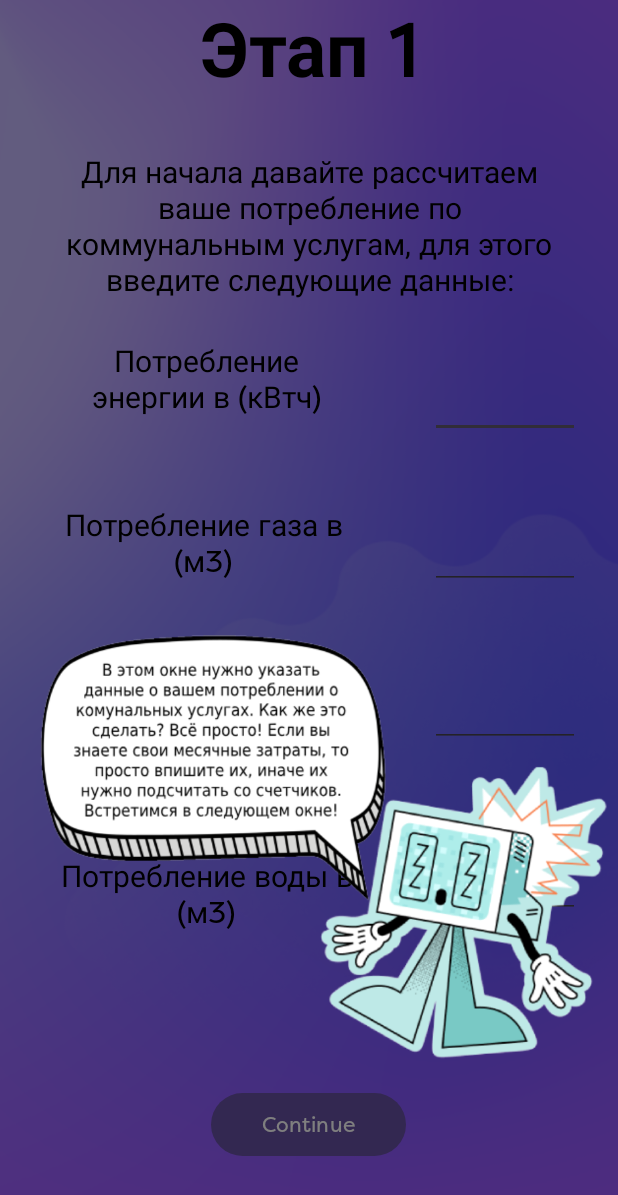
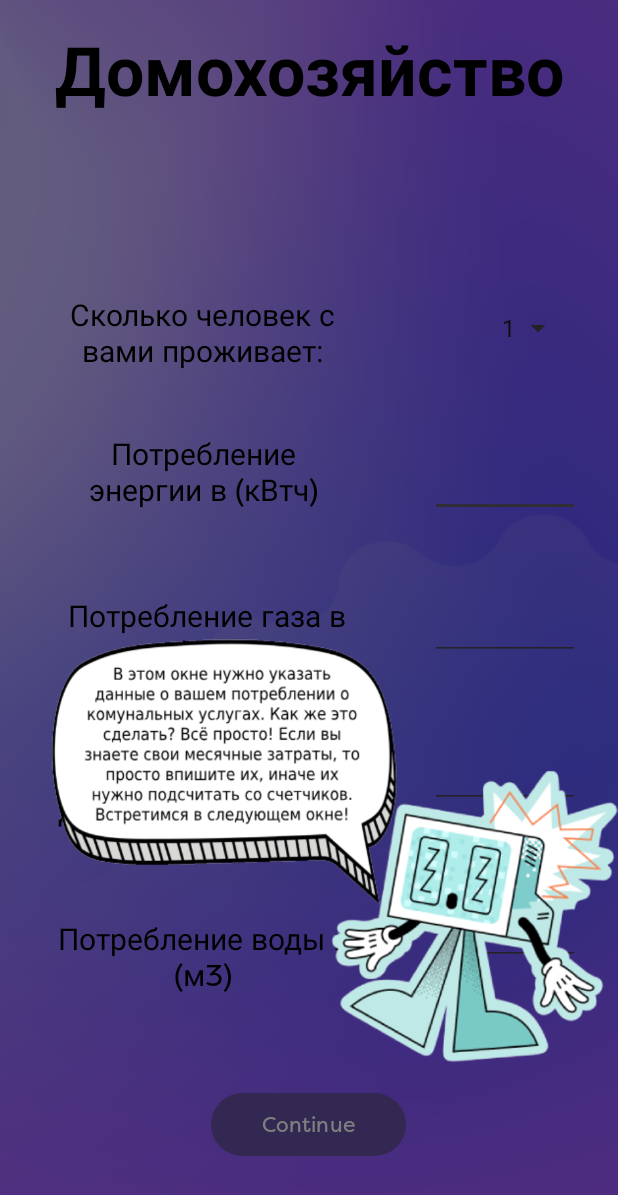
Before and after one commit to GhOsTiK56/University_Kurs2_EcoLog, an Android app: the Emissions_Communal screen opened directly, with no data from a screen before it, on a phone screen of 412 x 824 dp. Shown: the top 1195 px of the screen. Run offline under Robolectric (Android 15) with nearby library versions, the phone set to English and light mode, and no system bars.

Commit message:
Commit 13 Че то поделал, че то потыкал

```diff
--- a/app/src/main/AndroidManifest.xml
+++ b/app/src/main/AndroidManifest.xml
@@ -12,6 +12,12 @@
         android:supportsRtl="true"
         android:theme="@style/Theme.EcoLog"
         tools:targetApi="31">
+        <activity
+            android:name=".Main_Activity.Settings_Activity"
+            android:exported="false" />
+        <activity
+            android:name=".Main_Activity.Recomendation_Activity"
+            android:exported="false" />
         <activity
             android:name=".Main_Activity.StatisticsActivity"
             android:exported="false" />
--- a/app/src/main/res/layout/emissions_communal.xml
+++ b/app/src/main/res/layout/emissions_communal.xml
@@ -18,10 +18,10 @@
         android:textSize="20sp"
         app:layout_constraintBottom_toBottomOf="parent"
         app:layout_constraintEnd_toStartOf="@+id/Water"
-        app:layout_constraintHorizontal_bias="0.43"
+        app:layout_constraintHorizontal_bias="0.406"
         app:layout_constraintStart_toStartOf="parent"
         app:layout_constraintTop_toBottomOf="@+id/Text_Third"
-        app:layout_constraintVertical_bias="0.645" />
+        app:layout_constraintVertical_bias="0.703" />
 
     <TextView
         android:id="@+id/textView4"
@@ -34,26 +34,26 @@
         android:textSize="20sp"
         app:layout_constraintBottom_toBottomOf="parent"
         app:layout_constraintEnd_toStartOf="@+id/NaturalGas"
-        app:layout_constraintHorizontal_bias="0.425"
+        app:layout_constraintHorizontal_bias="0.43"
         app:layout_constraintStart_toStartOf="parent"
         app:layout_constraintTop_toBottomOf="@+id/Text_Third"
-        app:layout_constraintVertical_bias="0.426" />
+        app:layout_constraintVertical_bias="0.488" />
 
     <TextView
         android:id="@+id/Text_Third"
-        android:layout_width="336dp"
-        android:layout_height="120dp"
+        android:layout_width="200dp"
+        android:layout_height="50dp"
         android:fontFamily="@font/filsonproregular"
         android:gravity="center"
-        android:text="@string/Text_Third"
+        android:text="Сколько человек с вами проживает:"
         android:textColor="@color/black"
         android:textSize="20sp"
         app:layout_constraintBottom_toBottomOf="parent"
         app:layout_constraintEnd_toEndOf="parent"
-        app:layout_constraintHorizontal_bias="0.496"
+        app:layout_constraintHorizontal_bias="0.165"
         app:layout_constraintStart_toStartOf="parent"
         app:layout_constraintTop_toTopOf="parent"
-        app:layout_constraintVertical_bias="0.129" />
+        app:layout_constraintVertical_bias="0.254" />
 
     <EditText
         android:id="@+id/Electricity"
@@ -69,7 +69,7 @@
         app:layout_constraintHorizontal_bias="0.919"
         app:layout_constraintStart_toStartOf="parent"
         app:layout_constraintTop_toTopOf="parent"
-        app:layout_constraintVertical_bias="0.313" />
+        app:layout_constraintVertical_bias="0.381" />
 
     <EditText
         android:id="@+id/NaturalGas"
@@ -138,15 +138,15 @@
         android:layout_width="wrap_content"
         android:layout_height="wrap_content"
         android:fontFamily="@font/filsonproregular"
-        android:text="Этап 1"
+        android:text="Домохозяйство"
         android:textColor="@color/black"
-        android:textSize="50sp"
+        android:textSize="45sp"
         android:textStyle="bold"
         app:layout_constraintBottom_toBottomOf="parent"
         app:layout_constraintEnd_toEndOf="parent"
         app:layout_constraintStart_toStartOf="parent"
         app:layout_constraintTop_toTopOf="parent"
-        app:layout_constraintVertical_bias="0.0" />
+        app:layout_constraintVertical_bias="0.023" />
 
     <TextView
         android:id="@+id/textView2"
@@ -159,10 +159,10 @@
         android:textSize="20sp"
         app:layout_constraintBottom_toBottomOf="parent"
         app:layout_constraintEnd_toStartOf="@+id/Electricity"
-        app:layout_constraintHorizontal_bias="0.43"
+        app:layout_constraintHorizontal_bias="0.406"
         app:layout_constraintStart_toStartOf="parent"
         app:layout_constraintTop_toBottomOf="@+id/Text_Third"
-        app:layout_constraintVertical_bias="0.029" />
+        app:layout_constraintVertical_bias="0.081" />
 
     <TextView
         android:id="@+id/textView3"
@@ -175,10 +175,27 @@
         android:textSize="20sp"
         app:layout_constraintBottom_toBottomOf="parent"
         app:layout_constraintEnd_toStartOf="@+id/Household"
-        app:layout_constraintHorizontal_bias="0.406"
+        app:layout_constraintHorizontal_bias="0.43"
         app:layout_constraintStart_toStartOf="parent"
         app:layout_constraintTop_toBottomOf="@+id/Text_Third"
-        app:layout_constraintVertical_bias="0.224" />
+        app:layout_constraintVertical_bias="0.286" />
+
+    <Spinner
+        android:id="@+id/familyMembersSpinner"
+        android:layout_width="wrap_content"
+        android:layout_height="wrap_content"
+        android:entries="@array/family_members_array"
+        android:paddingStart="16dp"
+        android:paddingEnd="16dp"
+        android:textAlignment="center"
+        android:textColor="@color/black"
+        android:textSize="18sp"
+        app:layout_constraintBottom_toBottomOf="parent"
+        app:layout_constraintEnd_toEndOf="parent"
+        app:layout_constraintHorizontal_bias="0.914"
+        app:layout_constraintStart_toStartOf="parent"
+        app:layout_constraintTop_toTopOf="parent"
+        app:layout_constraintVertical_bias="0.258" />
 
     <View
         android:id="@+id/darkOverlay"
@@ -193,10 +210,11 @@
         android:layout_height="513dp"
         app:layout_constraintBottom_toBottomOf="parent"
         app:layout_constraintEnd_toEndOf="parent"
-        app:layout_constraintHorizontal_bias="0.781"
+        app:layout_constraintHorizontal_bias="1.0"
         app:layout_constraintStart_toStartOf="parent"
         app:layout_constraintTop_toTopOf="parent"
-        app:layout_constraintVertical_bias="0.991"
+        app:layout_constraintVertical_bias="1.0"
         app:srcCompat="@drawable/imagestick1" />
 
+
 </androidx.constraintlayout.widget.ConstraintLayout>
--- a/app/src/main/res/values/strings.xml
+++ b/app/src/main/res/values/strings.xml
@@ -34,4 +34,17 @@
     <string name="menu_slideshow">Slideshow</string>
 
 
+    <string-array name="family_members_array">
+        <item>1</item>
+        <item>2</item>
+        <item>3</item>
+        <item>4</item>
+        <item>5</item>
+    </string-array>
+
+
+
+
+
+
 </resources>
```
Also changed, not shown: app/src/main/java/com/hfad/ecolog/Drawer/Navigation_Item_Click_Listener.java (+6 -2 lines), app/src/main/java/com/hfad/ecolog/Main_Activity/Recomendation_Activity.java (added, +17 -0 lines), app/src/main/java/com/hfad/ecolog/Main_Activity/Settings_Activity.java (added, +22 -0 lines), app/src/main/res/layout/activity_recomendation.xml (added, +28 -0 lines), app/src/main/res/layout/activity_settings.xml (added, +10 -0 lines), app/src/main/res/layout/emissions_car.xml (+1 -17 lines), app/src/main/res/drawable/backgroundrecomendation.png (added).
